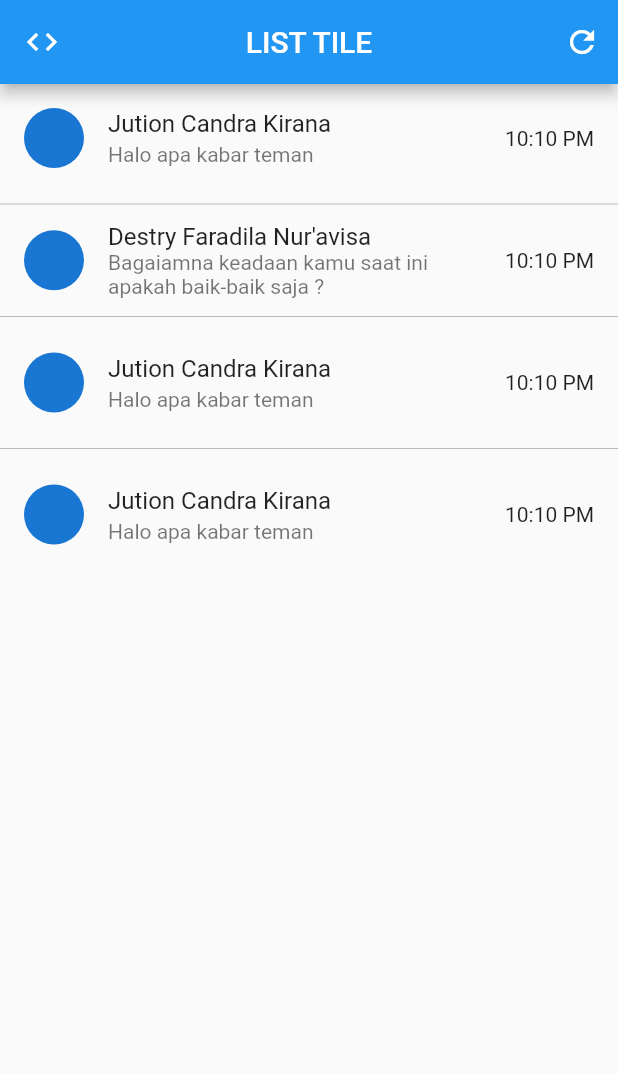
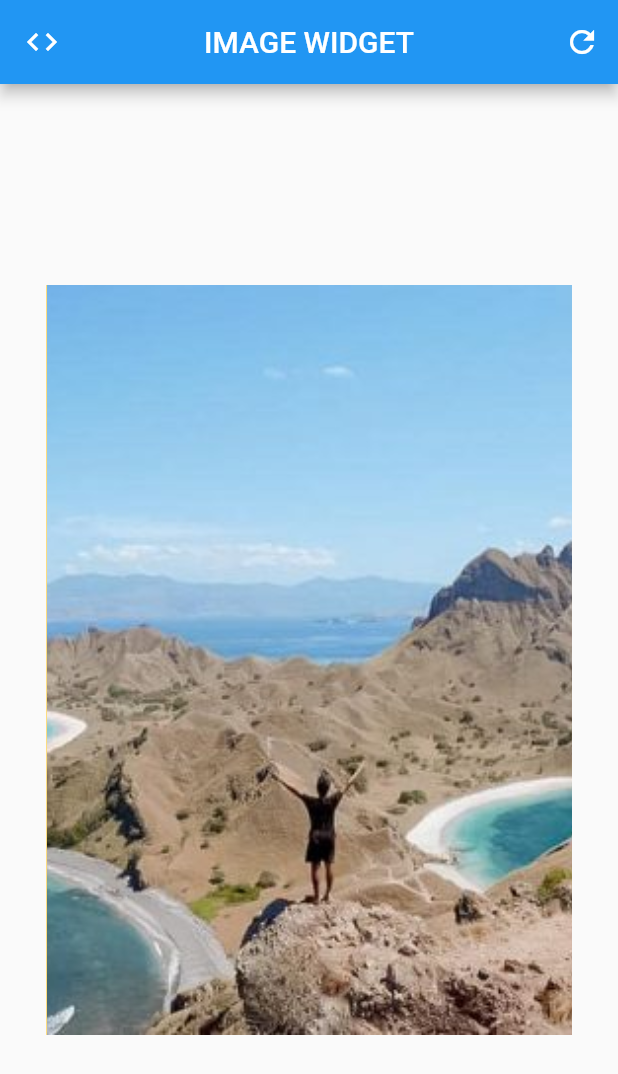
Before and after one commit to jutionck/beginning-flutter-course, a Flutter app: the screen it shows after launch, on a phone screen of 412 x 824 dp. Shown: the top 1074 px of the screen. Run offline on Flutter 3.47's test engine with Material 2 defaults, Android fonts, the phone set to English and light mode, and no system bars.

Commit message:
Pengenalan Image Widget

```diff
--- a/lib/main.dart
+++ b/lib/main.dart
@@ -1,9 +1,13 @@
 import 'package:flutter/material.dart';
 
-/// ListTile Widget adalah sebuah widget list yang didalamnya terdapat sebuah widget lainnya
-/// Widget lainnya dapat berupa leading, text dan lain lain
-/// Contoh penggunaan adalah ketika kita membuat sebuah list berita yang terdiri dari image, judul, dan sub judul
-/// Contoh lain adalah misalnya list chat pesan seperti wa, line dll
+/// Image Widget adalah sebuah widget untuk menampilkan sebuah image atau gambar
+/// Image yang didukung juga banyak seperti jpg, jpeg, png, svg, webp, dll
+/// Jenis Provider Image bisa menggunakan assets (pada project kita buat folder image)
+/// Network pemanggilan image melalui url secara random, contoh pada web https://picsum.photos/200/300
+/// File -> sumber image berasal dari luar project atau di Device
+/// Memory -> sumber image berasal dari memory
+/// Kecepatan Provider : memory - assets - file - network
+/// Jangan lupa untuk mendaftarkan file image pada pubspec.yaml
 
 void main() => runApp(MyApp());
 
@@ -23,7 +27,7 @@ class MyApp extends StatelessWidget {
         appBar: AppBar(
           // sebetulnya appBar ini membutuhkan PreferredSizeWidget, tetapi karena AppBar sudah extends jadi tidak perlu lagi
           leading: Icon(Icons.code), // biasanya icon
-          title: Text('LIST TILE'),
+          title: Text('IMAGE WIDGET'),
           centerTitle: true, // default pada Android adalah false, ios true
           actions: [
             IconButton(
@@ -32,46 +36,21 @@ class MyApp extends StatelessWidget {
             )
           ],
         ),
-        body: ListView(
-          children: [
-            ListTile(
-              title: Text('Jution Candra Kirana'),
-              subtitle: Text('Halo apa kabar teman'),
-              leading: CircleAvatar(),
-              trailing: Text('10:10 PM'),
+        body: Center(
+          child: Container(
+            width: 350,
+            height: 500,
+            color: Colors.amber,
+            // child: Image(
+            //   fit: BoxFit.cover, // terdiri dari fill, filHeight, fillWidth, cover dll
+            //   image: AssetImage("images/image_1.jpeg"),
+            //   // image: NetworkImage("https://picsum.photos/200/300"),
+            // ),
+            child: Image.asset(
+              "images/image_2.jpeg",
+              fit: BoxFit.cover,
             ),
-            Divider(
-              color: Colors.black26,
-            ),
-            ListTile(
-              title: Text('Destry Faradila Nur\'avisa'),
-              subtitle: Text(
-                'Bagaiamna keadaan kamu saat ini apakah baik-baik saja ?',
-                maxLines: 2,
-                overflow: TextOverflow.ellipsis,
-              ),
-              leading: CircleAvatar(),
-              trailing: Text('10:10 PM'),
-            ),
-            Divider(
-              color: Colors.black26,
-            ),
-            ListTile(
-              title: Text('Jution Candra Kirana'),
-              subtitle: Text('Halo apa kabar teman'),
-              leading: CircleAvatar(),
-              trailing: Text('10:10 PM'),
-            ),
-            Divider(
-              color: Colors.black26,
-            ),
-            ListTile(
-              title: Text('Jution Candra Kirana'),
-              subtitle: Text('Halo apa kabar teman'),
-              leading: CircleAvatar(),
-              trailing: Text('10:10 PM'),
-            )
-          ],
+          ),
         ),
       ),
     );
--- a/pubspec.yaml
+++ b/pubspec.yaml
@@ -45,9 +45,8 @@ flutter:
   uses-material-design: true
 
   # To add assets to your application, add an assets section, like this:
-  # assets:
-  #   - images/a_dot_burr.jpeg
-  #   - images/a_dot_ham.jpeg
+  assets:
+     - images/
 
   # An image asset can refer to one or more resolution-specific "variants", see
   # https://flutter.dev/assets-and-images/#resolution-aware.
```
Also changed, not shown: images/image_1.jpeg (added), images/image_2.jpeg (added).
